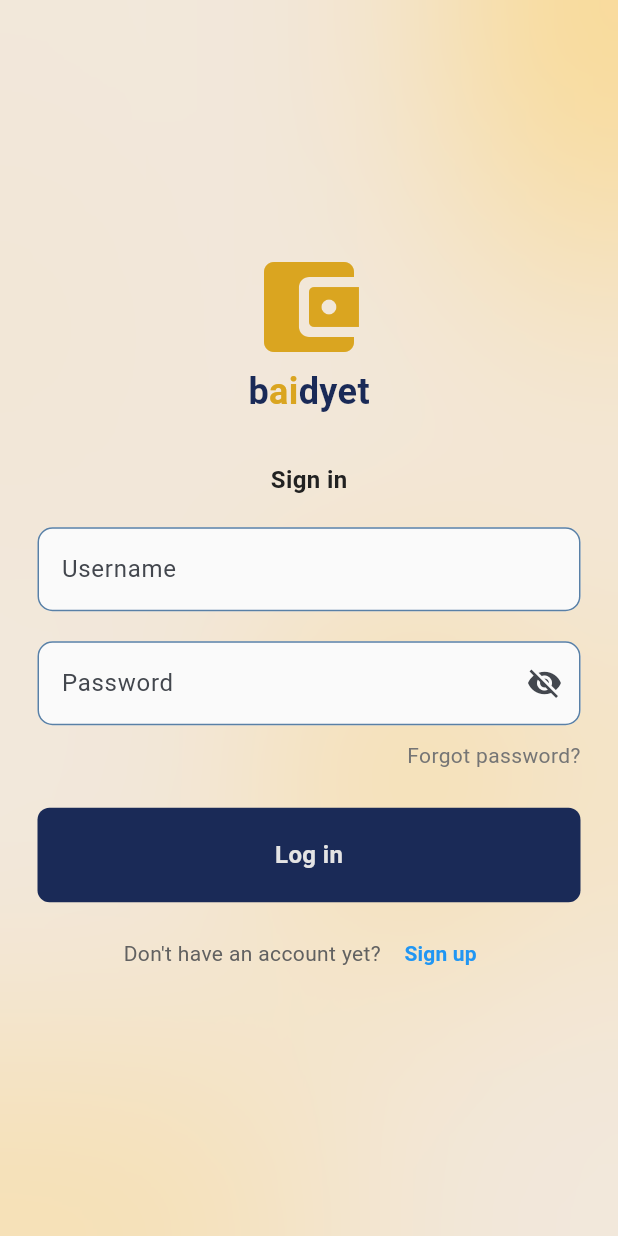
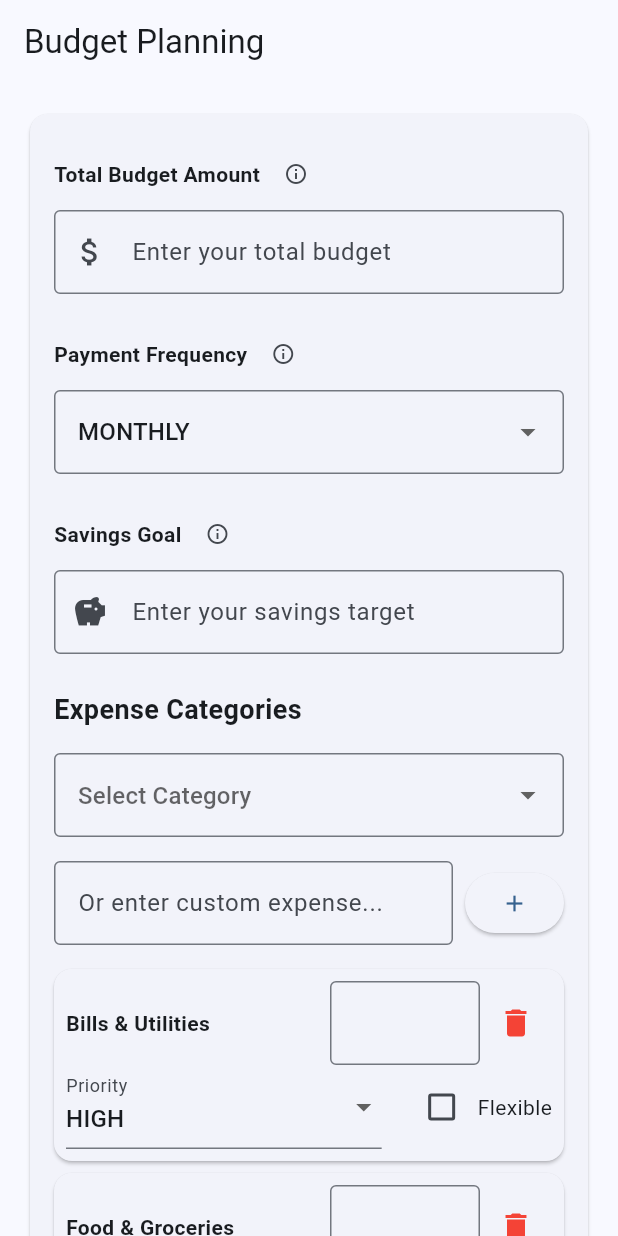
Before and after one commit to Cha17/baidyet, a Flutter app: the screen it shows after launch, on a phone screen of 412 x 824 dp. Run offline on Flutter 3.47's test engine with Material 3 defaults, Android fonts, the phone set to English and light mode, and no system bars; our stand-ins replace sqflite; accounts and stored records are empty; Roboto replaces fonts that are missing (DancingScript).

Commit message:
fixed directories and add initial budget input interface

```diff
--- a/lib/main.dart
+++ b/lib/main.dart
@@ -1,5 +1,6 @@
+import 'package:baidyet/pages/budget_input.dart';
 import 'package:flutter/material.dart';
-import 'package:baidyet/pages/login_page.dart';
+import 'package:baidyet/pages/authentication/login_page.dart';
 
 void main() {
   WidgetsFlutterBinding.ensureInitialized();
@@ -18,7 +19,7 @@ class MyApp extends StatelessWidget {
         colorScheme: ColorScheme.fromSeed(seedColor: Colors.blue),
         useMaterial3: true,
       ),
-      home: const LoginPage(),
+      home: const BudgetInputScreen(),
     );
   }
 }
--- a/lib/pages/assessment.dart
+++ b/lib/pages/assessment.dart
@@ -1,6 +1,6 @@
 import 'package:baidyet/components/assessment_questions.dart';
 import 'package:baidyet/components/botnavbar_layout.dart';
-import 'package:baidyet/pages/app_layout.dart';
+import 'package:baidyet/components/app_layout.dart';
 import 'package:flutter/material.dart';
 
 class FinancialAssessment extends StatefulWidget {
--- a/lib/pages/login_page.dart
+++ b/lib/pages/authentication/login_page.dart
@@ -1,11 +1,11 @@
-import 'package:baidyet/pages/app_layout.dart';
+import 'package:baidyet/components/app_layout.dart';
 import 'package:baidyet/pages/assessment.dart';
 import 'package:flutter/material.dart';
 import 'package:baidyet/JsonModels/users.dart';
 import 'package:baidyet/SQLite/sqlite.dart';
 import 'package:baidyet/components/auth_textfield.dart';
 import 'package:baidyet/components/my_button.dart';
-import 'package:baidyet/pages/signup_page.dart';
+import 'package:baidyet/pages/authentication/signup_page.dart';
 
 class LoginPage extends StatefulWidget {
   const LoginPage({super.key});
--- a/lib/pages/signup_page.dart
+++ b/lib/pages/authentication/signup_page.dart
@@ -1,10 +1,10 @@
-import 'package:baidyet/pages/app_layout.dart';
+import 'package:baidyet/components/app_layout.dart';
 import 'package:flutter/material.dart';
 import 'package:baidyet/JsonModels/users.dart';
 import 'package:baidyet/SQLite/sqlite.dart';
 import 'package:baidyet/components/auth_textfield.dart';
 import 'package:baidyet/components/my_button.dart';
-import 'package:baidyet/pages/login_page.dart';
+import 'package:baidyet/pages/authentication/login_page.dart';
 
 class SignupPage extends StatefulWidget {
   const SignupPage({super.key});
--- /dev/null
+++ b/lib/pages/budget_input.dart
@@ -0,0 +1,459 @@
+import 'package:flutter/material.dart';
+import 'package:flutter/services.dart';
+
+class BudgetInputScreen extends StatefulWidget {
+  const BudgetInputScreen({Key? key}) : super(key: key);
+
+  @override
+  _BudgetInputScreenState createState() => _BudgetInputScreenState();
+}
+
+class ExpenseCategory {
+  String name;
+  String amount;
+  String priority;
+  bool flexible;
+
+  ExpenseCategory({
+    required this.name,
+    this.amount = '',
+    this.priority = 'medium',
+    this.flexible = true,
+  });
+}
+
+class _BudgetInputScreenState extends State<BudgetInputScreen> {
+  String totalBudget = '';
+  String paymentFrequency = 'monthly';
+  String savingsGoal = '';
+  String newExpenseText = '';
+  String? selectedCategory;
+  String? selectedExpense;
+
+  List<ExpenseCategory> categories = [
+    ExpenseCategory(
+        name: 'Bills & Utilities', priority: 'high', flexible: false),
+    ExpenseCategory(name: 'Food & Groceries', priority: 'high', flexible: true),
+    ExpenseCategory(name: 'Transportation', priority: 'medium', flexible: true),
+  ];
+
+  // Predefined expense categories with examples
+  final Map<String, List<String>> expenseSuggestions = {
+    'Bills & Utilities': [
+      'Rent/Mortgage',
+      'Electricity Bill',
+      'Water Bill',
+      'Internet Service',
+      'Phone Plan',
+      'Cable/Streaming Services',
+      'Home Insurance',
+      'Property Tax'
+    ],
+    'Food & Groceries': [
+      'Weekly Groceries',
+      'Work Lunches',
+      'Coffee/Beverages',
+      'Dining Out',
+      'Food Delivery',
+      'Specialty Foods',
+      'Pet Food'
+    ],
+    'Transportation': [
+      'Car Payment',
+      'Fuel/Gas',
+      'Public Transit Pass',
+      'Car Insurance',
+      'Vehicle Maintenance',
+      'Parking Fees',
+      'Ride-sharing Services'
+    ],
+    'Healthcare': [
+      'Health Insurance',
+      'Medications',
+      'Doctor Visits',
+      'Dental Care',
+      'Vision Care',
+      'Fitness Memberships',
+      'Mental Health Services'
+    ],
+    'Personal Care': [
+      'Haircuts',
+      'Cosmetics',
+      'Personal Hygiene',
+      'Clothing',
+      'Laundry/Dry Cleaning',
+      'Spa/Massage'
+    ],
+    // Add more categories as needed
+  };
+
+  void handleNewExpense() {
+    if (selectedExpense != null || newExpenseText.trim().isNotEmpty) {
+      setState(() {
+        categories.add(
+          ExpenseCategory(
+            name: selectedExpense ?? newExpenseText.trim(),
+            priority: 'medium',
+            flexible: true,
+          ),
+        );
+        newExpenseText = '';
+        selectedExpense = null;
+        selectedCategory = null;
+      });
+    }
+  }
+
+  void removeCategory(int index) {
+    setState(() {
+      categories.removeAt(index);
+    });
+  }
+
+  double getTotalAllocated() {
+    return categories.fold(
+        0, (sum, cat) => sum + (double.tryParse(cat.amount) ?? 0));
+  }
+
+  double getRemaining() {
+    return (double.tryParse(totalBudget) ?? 0) - getTotalAllocated();
+  }
+
+  @override
+  Widget build(BuildContext context) {
+    return Scaffold(
+      appBar: AppBar(
+        title: const Text('Budget Planning'),
+      ),
+      body: SingleChildScrollView(
+        child: Padding(
+          padding: const EdgeInsets.all(16.0),
+          child: Column(
+            crossAxisAlignment: CrossAxisAlignment.stretch,
+            children: [
+              // Budget Input Card
+              Card(
+                child: Padding(
+                  padding: const EdgeInsets.all(16.0),
+                  child: Column(
+                    crossAxisAlignment: CrossAxisAlignment.start,
+                    children: [
+                      // Total Budget Input
+                      _buildLabelWithTooltip(
+                        'Total Budget Amount',
+                        'Your total income after taxes that\'s available for budgeting',
+                      ),
+                      TextField(
+                        keyboardType: TextInputType.number,
+                        inputFormatters: [
+                          FilteringTextInputFormatter.digitsOnly
+                        ],
+                        decoration: const InputDecoration(
+                          prefixIcon: Icon(Icons.attach_money),
+                          border: OutlineInputBorder(),
+                          hintText: 'Enter your total budget',
+                        ),
+                        onChanged: (value) =>
+                            setState(() => totalBudget = value),
+                      ),
+                      const SizedBox(height: 16),
+
+                      // Payment Frequency
+                      _buildLabelWithTooltip(
+                        'Payment Frequency',
+                        'How often you receive your income',
+                      ),
+                      DropdownButtonFormField<String>(
+                        value: paymentFrequency,
+                        decoration: const InputDecoration(
+                          border: OutlineInputBorder(),
+                        ),
+                        items: [
+                          'weekly',
+                          'biweekly',
+                          'monthly',
+                        ].map((String value) {
+                          return DropdownMenuItem<String>(
+                            value: value,
+                            child: Text(value.toUpperCase()),
+                          );
+                        }).toList(),
+                        onChanged: (value) {
+                          if (value != null) {
+                            setState(() => paymentFrequency = value);
+                          }
+                        },
+                      ),
+                      const SizedBox(height: 16),
+
+                      // Savings Goal
+                      _buildLabelWithTooltip(
+                        'Savings Goal',
+                        'Amount you aim to save each period. Recommended: 20% of your income',
+                      ),
+                      TextField(
+                        keyboardType: TextInputType.number,
+                        inputFormatters: [
+                          FilteringTextInputFormatter.digitsOnly
+                        ],
+                        decoration: const InputDecoration(
+                          prefixIcon: Icon(Icons.savings),
+                          border: OutlineInputBorder(),
+                          hintText: 'Enter your savings target',
+                        ),
+                        onChanged: (value) =>
+                            setState(() => savingsGoal = value),
+                      ),
+                      const SizedBox(height: 24),
+
+                      // Expense Categories Section
+                      const Text(
+                        'Expense Categories',
+                        style: TextStyle(
+                          fontSize: 18,
+                          fontWeight: FontWeight.bold,
+                        ),
+                      ),
+                      const SizedBox(height: 16),
+
+                      // Category Selection Dropdown
+                      DropdownButtonFormField<String>(
+                        value: selectedCategory,
+                        decoration: const InputDecoration(
+                          border: OutlineInputBorder(),
+                          hintText: 'Select Category',
+                        ),
+                        items: expenseSuggestions.keys.map((String category) {
+                          return DropdownMenuItem<String>(
+                            value: category,
+                            child: Text(category),
+                          );
+                        }).toList(),
+                        onChanged: (value) {
+                          setState(() {
+                            selectedCategory = value;
+                            selectedExpense = null;
+                          });
+                        },
+                      ),
+                      const SizedBox(height: 8),
+
+                      // Expense Selection Dropdown
+                      if (selectedCategory != null)
+                        DropdownButtonFormField<String>(
+                          value: selectedExpense,
+                          decoration: const InputDecoration(
+                            border: OutlineInputBorder(),
+                            hintText: 'Select Expense',
+                          ),
+                          items: expenseSuggestions[selectedCategory]!
+                              .map((String expense) {
+                            return DropdownMenuItem<String>(
+                              value: expense,
+                              child: Text(expense),
+                            );
+                          }).toList(),
+                          onChanged: (value) {
+                            setState(() => selectedExpense = value);
+                          },
+                        ),
+                      const SizedBox(height: 8),
+
+                      // Custom Expense Input
+                      Row(
+                        children: [
+                          Expanded(
+                            child: TextField(
+                              decoration: const InputDecoration(
+                                border: OutlineInputBorder(),
+                                hintText: 'Or enter custom expense...',
+                              ),
+                              onChanged: (value) =>
+                                  setState(() => newExpenseText = value),
+                            ),
+                          ),
+                          const SizedBox(width: 8),
+                          ElevatedButton(
+                            onPressed: handleNewExpense,
+                            child: const Icon(Icons.add),
+                          ),
+                        ],
+                      ),
+                      const SizedBox(height: 16),
+
+                      // Expense List
+                      ...categories.asMap().entries.map((entry) {
+                        final index = entry.key;
+                        final category = entry.value;
+                        return Card(
+                          margin: const EdgeInsets.only(bottom: 8),
+                          child: Padding(
+                            padding: const EdgeInsets.all(8.0),
+                            child: Column(
+                              children: [
+                                Row(
+                                  children: [
+                                    Expanded(
+                                      child: Text(
+                                        category.name,
+                                        style: const TextStyle(
+                                            fontWeight: FontWeight.bold),
+                                      ),
+                                    ),
+                                    SizedBox(
+                                      width: 100,
+                                      child: TextField(
+                                        keyboardType: TextInputType.number,
+                                        decoration: const InputDecoration(
+                                          prefixText: '\$',
+                                          border: OutlineInputBorder(),
+                                        ),
+                                        controller: TextEditingController(
+                                            text: category.amount),
+                                        onChanged: (value) {
+                                          setState(() {
+                                            categories[index].amount = value;
+                                          });
+                                        },
+                                      ),
+                                    ),
+                                    IconButton(
+                                      icon: const Icon(Icons.delete,
+                                          color: Colors.red),
+                                      onPressed: () => removeCategory(index),
+                                    ),
+                                  ],
+                                ),
+                                Row(
+                                  children: [
+                                    Expanded(
+                                      child: DropdownButtonFormField<String>(
+                                        value: category.priority,
+                                        decoration: const InputDecoration(
+                                          labelText: 'Priority',
+                                        ),
+                                        items: ['high', 'medium', 'low']
+                                            .map((String value) {
+                                          return DropdownMenuItem<String>(
+                                            value: value,
+                                            child: Text(value.toUpperCase()),
+                                          );
+                                        }).toList(),
+                                        onChanged: (value) {
+                                          if (value != null) {
+                                            setState(() {
+                                              categories[index].priority =
+                                                  value;
+                                            });
+                                          }
+                                        },
+                                      ),
+                                    ),
+                                    const SizedBox(width: 16),
+                                    Row(
+                                      children: [
+                                        Checkbox(
+                                          value: category.flexible,
+                                          onChanged: (value) {
+                                            if (value != null) {
+                                              setState(() {
+                                                categories[index].flexible =
+                                                    value;
+                                              });
+                                            }
+                                          },
+                                        ),
+                                        const Text('Flexible'),
+                                      ],
+                                    ),
+                                  ],
+                                ),
+                              ],
+                            ),
+                          ),
+                        );
+                      }).toList(),
+
+                      // Summary Section
+                      const Divider(height: 32),
+                      Row(
+                        mainAxisAlignment: MainAxisAlignment.spaceBetween,
+                        children: [
+                          const Text('Total Allocated:'),
+                          Text(
+                            '\$${getTotalAllocated().toStringAsFixed(2)}',
+                            style: const TextStyle(fontWeight: FontWeight.bold),
+                          ),
+                        ],
+                      ),
+                      const SizedBox(height: 8),
+                      Row(
+                        mainAxisAlignment: MainAxisAlignment.spaceBetween,
+                        children: [
+                          const Text('Remaining:'),
+                          Text(
+                            '\$${getRemaining().toStringAsFixed(2)}',
+                            style: TextStyle(
+                              fontWeight: FontWeight.bold,
+                              color: getRemaining() < 0
+                                  ? Colors.red
+                                  : Colors.green,
+                            ),
+                          ),
+                        ],
+                      ),
+
+                      if (getRemaining() < 0)
+                        Card(
+                          color: Colors.red.shade100,
+                          margin: const EdgeInsets.only(top: 16),
+                          child: Padding(
+                            padding: const EdgeInsets.all(8.0),
+                            child: Row(
+                              children: [
+                                Icon(Icons.warning, color: Colors.red.shade700),
+                                const SizedBox(width: 8),
+                                Expanded(
+                                  child: Text(
+                                    'You have exceeded your total budget by \$${(-getRemaining()).toStringAsFixed(2)}',
+                                    style:
+                                        TextStyle(color: Colors.red.shade700),
+                                  ),
+                                ),
+                              ],
+                            ),
+                          ),
+                        ),
+                    ],
+                  ),
+                ),
+              ),
+            ],
+          ),
+        ),
+      ),
+    );
+  }
+
+  Widget _buildLabelWithTooltip(String label, String tooltip) {
+    return Row(
+      children: [
+        Text(
+          label,
+          style: const TextStyle(fontWeight: FontWeight.bold),
+        ),
+        IconButton(
+          icon: const Icon(Icons.info_outline, size: 16),
+          onPressed: () {
+            ScaffoldMessenger.of(context).showSnackBar(
+              SnackBar(
+                content: Text(tooltip),
+                duration: const Duration(seconds: 3),
+              ),
+            );
+          },
+        ),
+      ],
+    );
+  }
+}
--- a/lib/pages/home_page.dart
+++ /dev/null
@@ -1,15 +0,0 @@
-import 'package:baidyet/pages/app_layout.dart';
-import 'package:flutter/material.dart';
-
-class HomePage extends StatelessWidget {
-  const HomePage({super.key});
-
-  @override
-  Widget build(BuildContext context) {
-    return const AppLayout(
-      child: Center(
-        child: Text('Home Page'),
-      ),
-    );
-  }
-}
--- a/lib/pages/budget.dart
+++ b/lib/pages/main_pages/add_button.dart
@@ -1,14 +1,14 @@
-import 'package:baidyet/pages/app_layout.dart';
+import 'package:baidyet/components/app_layout.dart';
 import 'package:flutter/material.dart';
 
-class Budget extends StatelessWidget {
-  const Budget({super.key});
+class AddButton extends StatelessWidget {
+  const AddButton({super.key});
 
   @override
   Widget build(BuildContext context) {
     return const AppLayout(
       child: Center(
-        child: Text('Budget Page'),
+        child: Text('Add Page'),
       ),
     );
   }
--- a/lib/pages/insights.dart
+++ b/lib/pages/main_pages/budget.dart
@@ -1,14 +1,14 @@
-import 'package:baidyet/pages/app_layout.dart';
+import 'package:baidyet/components/app_layout.dart';
 import 'package:flutter/material.dart';
 
-class Insights extends StatelessWidget {
-  const Insights({super.key});
+class Budget extends StatelessWidget {
+  const Budget({super.key});
 
   @override
   Widget build(BuildContext context) {
     return const AppLayout(
       child: Center(
-        child: Text('Insights Page'),
+        child: Text('Budget Page'),
       ),
     );
   }
--- /dev/null
+++ b/lib/pages/main_pages/educ.dart
@@ -0,0 +1,15 @@
+import 'package:baidyet/components/app_layout.dart';
+import 'package:flutter/material.dart';
+
+class Education extends StatelessWidget {
+  const Education({super.key});
+
+  @override
+  Widget build(BuildContext context) {
+    return const AppLayout(
+      child: Center(
+        child: Text('Education Page'),
+      ),
+    );
+  }
+}
--- a/lib/pages/add_button.dart
+++ b/lib/pages/main_pages/home_page.dart
@@ -1,14 +1,14 @@
-import 'package:baidyet/pages/app_layout.dart';
+import 'package:baidyet/components/app_layout.dart';
 import 'package:flutter/material.dart';
 
-class AddButton extends StatelessWidget {
-  const AddButton({super.key});
+class HomePage extends StatelessWidget {
+  const HomePage({super.key});
 
   @override
   Widget build(BuildContext context) {
     return const AppLayout(
       child: Center(
-        child: Text('Add Page'),
+        child: Text('Home Page'),
       ),
     );
   }
--- a/lib/pages/educ.dart
+++ b/lib/pages/main_pages/insights.dart
@@ -1,14 +1,14 @@
-import 'package:baidyet/pages/app_layout.dart';
+import 'package:baidyet/components/app_layout.dart';
 import 'package:flutter/material.dart';
 
-class Education extends StatelessWidget {
-  const Education({super.key});
+class Insights extends StatelessWidget {
+  const Insights({super.key});
 
   @override
   Widget build(BuildContext context) {
     return const AppLayout(
       child: Center(
-        child: Text('Education Page'),
+        child: Text('Insights Page'),
       ),
     );
   }
```
Also changed, not shown: lib/components/botnavbar_layout.dart (+5 -5 lines), lib/components/app_layout.dart (renamed from lib/pages/app_layout.dart).
